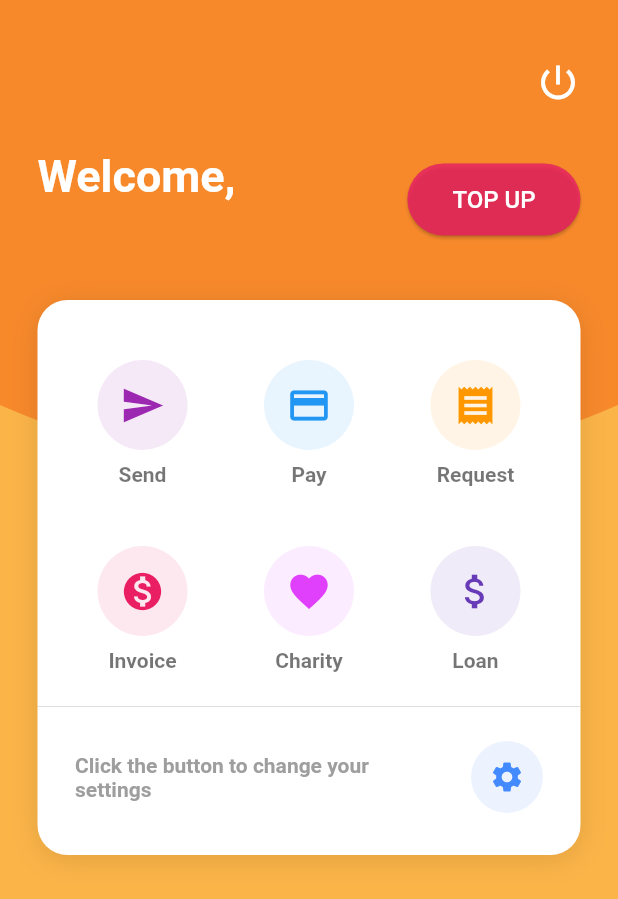
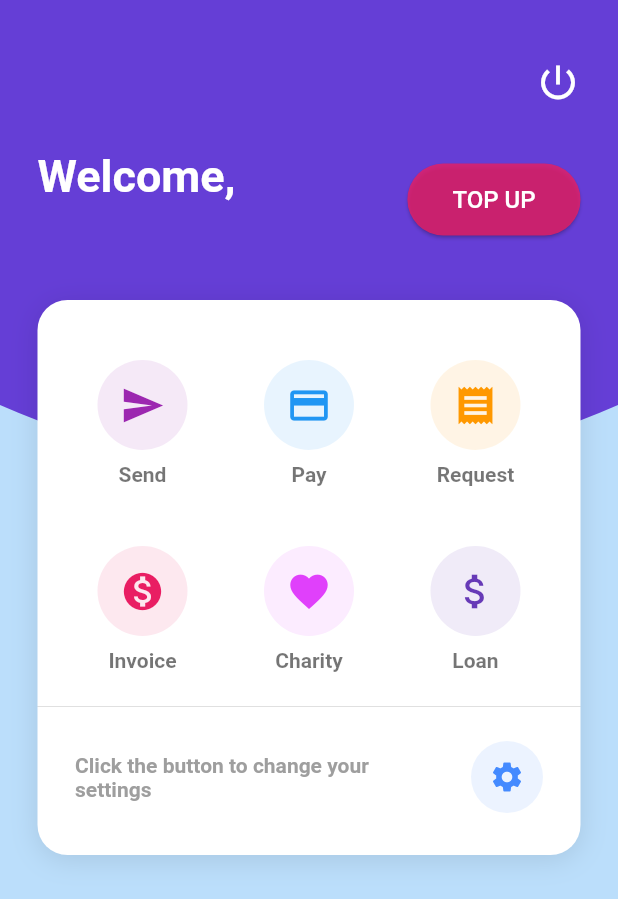
Before and after one commit to manassehl9/billers, a Flutter app: the HomeScreen screen opened directly with empty values, on a phone screen of 412 x 824 dp. Shown: the top 899 px of the screen. Run offline on Flutter 3.47's test engine with Material 2 defaults, Android fonts, the phone set to English and light mode, and no system bars; our stand-ins replace bloc, cloud_firestore, equatable, firebase_auth, flare_flutter, flutter_bloc and 5 more; accounts and stored records are empty; Roboto replaces fonts that are missing (WorkSans).

Commit message:
changed home backgroud color

```diff
--- a/lib/authentication_bloc/authentication_bloc.dart
+++ b/lib/authentication_bloc/authentication_bloc.dart
@@ -1,7 +1,6 @@
 import 'dart:async';
 import 'package:bloc/bloc.dart';
 import 'package:equatable/equatable.dart';
-import 'package:firebase_auth/firebase_auth.dart';
 import 'package:meta/meta.dart';
 import 'package:payment_app/resources/user_repository.dart';
 
--- a/lib/screens/home/home_screen.dart
+++ b/lib/screens/home/home_screen.dart
@@ -1,8 +1,8 @@
 import 'package:cloud_firestore/cloud_firestore.dart';
-import 'package:firebase_auth/firebase_auth.dart';
 import 'package:flutter/material.dart';
 import 'package:flutter_bloc/flutter_bloc.dart';
 import 'package:payment_app/authentication_bloc/authentication_bloc.dart';
+import 'package:payment_app/utils/appTheme.dart';
 
 class HomeScreen extends StatefulWidget {
   final uid;
@@ -16,10 +16,10 @@ class HomeScreen extends StatefulWidget {
 class _HomeScreenState extends State<HomeScreen> {
   @override
   Widget build(BuildContext context) {
-    Color primaryColor = Color(0xfff7892b);
+    Color primaryColor = AppTheme.getTheme().primaryColor;
 
     return Scaffold(
-      backgroundColor: Color(0xfffbb448),
+      backgroundColor: AppTheme.getTheme().primaryColorLight,
       body: StreamBuilder<DocumentSnapshot>(
         stream: Firestore.instance
             .collection('users')
```
Also changed, not shown: lib/screens/register/name/register_name.dart (+4 -3 lines).
